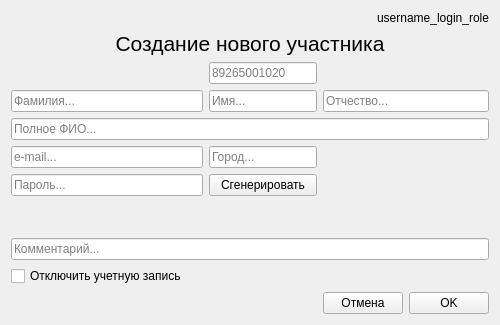
First picture: the form in Ui_designer/Ui_Create_participant.ui, repository Vsesvet/FastComm, before the edit.
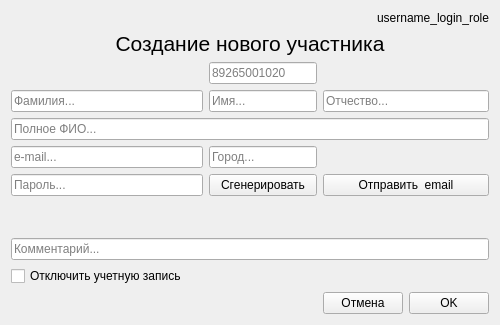
Second picture: the form after the edit.

Commit message: 1. Добавлены поля: Реквизиты ФЛ. (details, details_exist, details_accept, details_comment) 2. Добавлена кнопка Email для отсылки письма одному участнику из Event. (иначе скрыта)

What changed in the file:
```diff
--- a/Ui_designer/Ui_Create_participant.ui
+++ b/Ui_designer/Ui_Create_participant.ui
@@ -167,6 +167,13 @@
      </property>
     </widget>
    </item>
+   <item row="10" column="3" colspan="2">
+    <widget class="QPushButton" name="pushButton_send_one_email">
+     <property name="text">
+      <string>Отправить  email</string>
+     </property>
+    </widget>
+   </item>
   </layout>
  </widget>
  <tabstops>
```
The commit also changes 8 other files.
